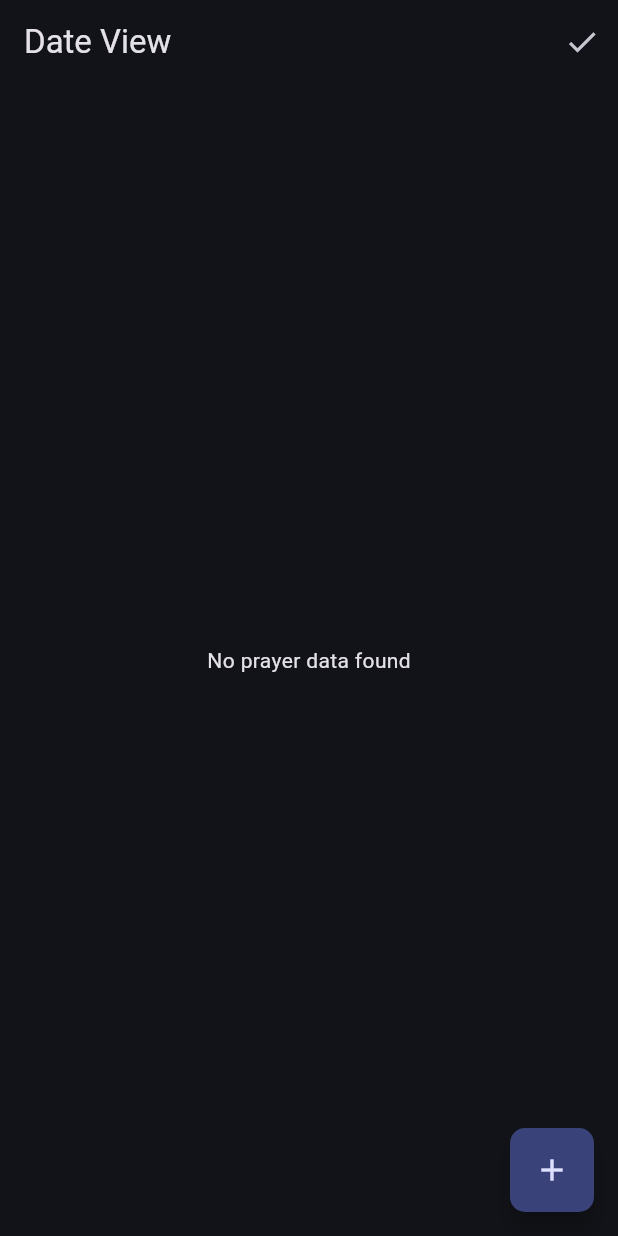
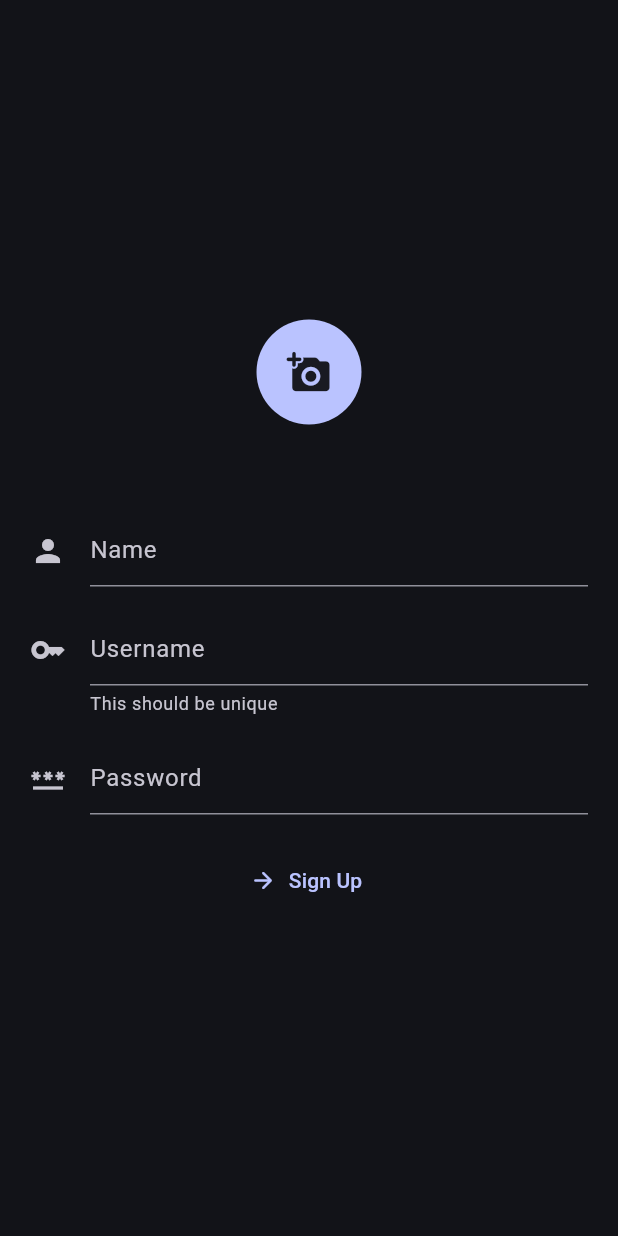
Before and after one commit to kq1231/salah_x, a Flutter app: the screen it shows after launch, on a phone screen of 412 x 824 dp. Run offline on Flutter 3.47's test engine with Material 3 defaults, Android fonts, the phone set to English and light mode, and no system bars; our stand-ins replace flutter_riverpod, flutter_spinkit; missing offline and left inert: desktop_window.

Commit message:
create login screen

```diff
--- /dev/null
+++ b/lib/features/auth/login_screen.dart
@@ -0,0 +1,80 @@
+import 'package:flutter/material.dart';
+
+class LoginScreen extends StatelessWidget {
+  const LoginScreen({super.key});
+
+  @override
+  Widget build(BuildContext context) {
+    return Center(
+      child: ListView(
+        shrinkWrap: true,
+        children: [
+          Row(
+            mainAxisAlignment: MainAxisAlignment.center,
+            children: [
+              SizedBox(
+                height: 70,
+                width: 70,
+                child: IconButton.filled(
+                  icon: const Icon(
+                    Icons.add_a_photo_rounded,
+                    size: 30,
+                    color: Colors.black87,
+                  ),
+                  onPressed: () {},
+                ),
+              ),
+            ],
+          ),
+          const SizedBox(
+            height: 40,
+          ),
+          Padding(
+            padding: const EdgeInsets.all(20),
+            child: SizedBox(
+              height: 200,
+              child: Column(
+                children: [
+                  TextFormField(
+                    decoration: const InputDecoration(
+                        icon: Icon(Icons.person),
+                        hintText: "Name",
+                        border: UnderlineInputBorder()),
+                  ),
+                  const Spacer(),
+                  TextFormField(
+                    decoration: const InputDecoration(
+                        icon: Icon(Icons.key),
+                        hintText: "Username",
+                        border: UnderlineInputBorder(),
+                        helperText: "This should be unique"),
+                  ),
+                  const Spacer(),
+                  TextFormField(
+                    obscureText: true,
+                    decoration: const InputDecoration(
+                        icon: Icon(Icons.password),
+                        hintText: "Password",
+                        border: UnderlineInputBorder()),
+                  ),
+                ],
+              ),
+            ),
+          ),
+
+          // -------
+          Row(
+            mainAxisAlignment: MainAxisAlignment.center,
+            children: [
+              TextButton.icon(
+                onPressed: () {},
+                label: const Text("Sign Up"),
+                icon: const Icon(Icons.arrow_forward_rounded),
+              )
+            ],
+          )
+        ],
+      ),
+    );
+  }
+}
--- a/lib/init/startup_widget.dart
+++ b/lib/init/startup_widget.dart
@@ -1,6 +1,7 @@
 import 'package:flutter/material.dart';
 import 'package:flutter_riverpod/flutter_riverpod.dart';
 import 'package:flutter_spinkit/flutter_spinkit.dart';
+import 'package:salah_x/features/auth/login_screen.dart';
 import 'package:salah_x/features/recording/views/dates_screen.dart';
 import 'package:salah_x/init/startup_provider.dart';
 
@@ -14,7 +15,7 @@ class StartupScreen extends ConsumerWidget {
     return startupState.when(
       data: (data) {
         return const Scaffold(
-          body: DatesScreen(),
+          body: LoginScreen(),
         );
       },
       error: (e, st) {
```
Also changed, not shown: 2 other files.
